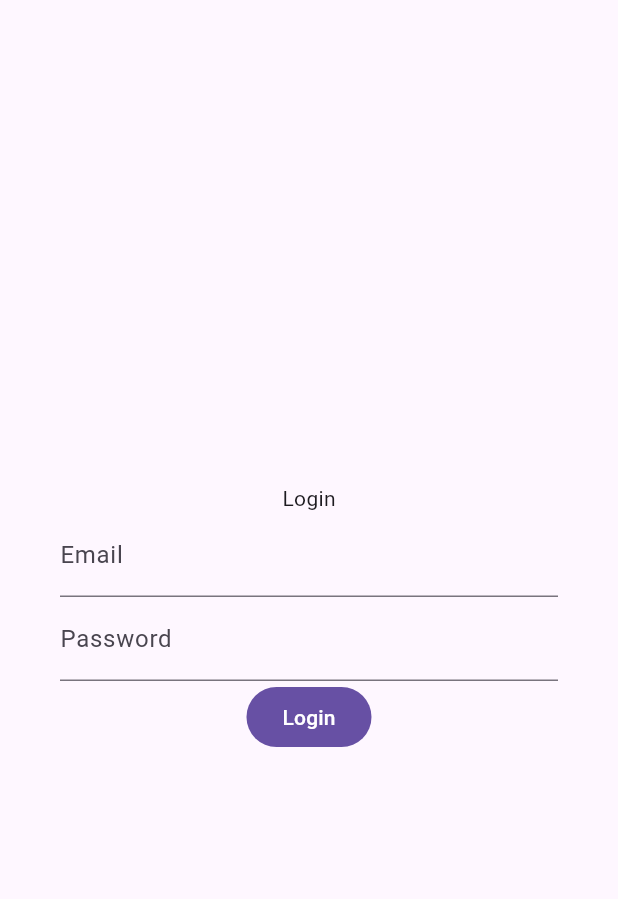
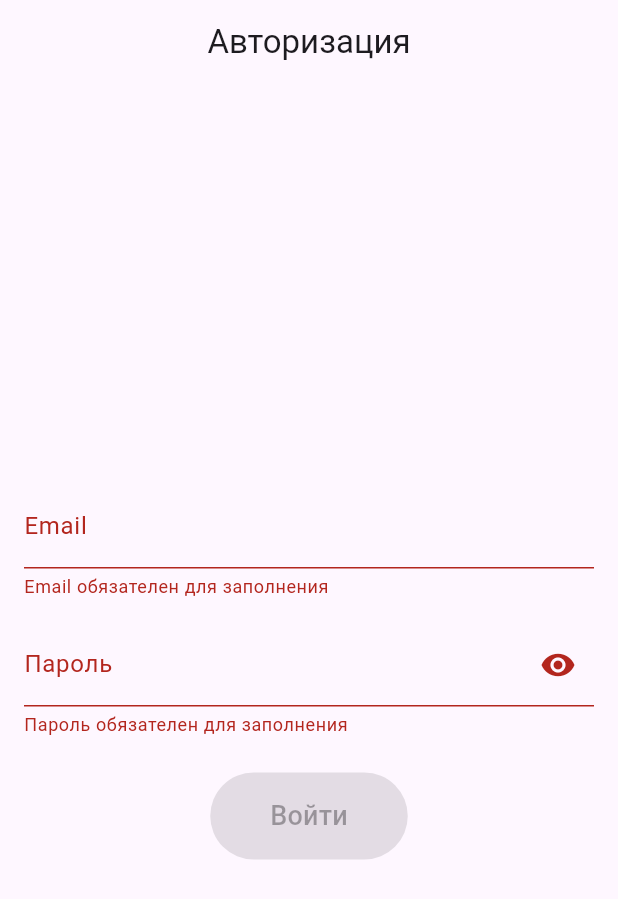
Before and after one commit to sskef-web/AchieveClubMobileAdmin, a Flutter app: the screen it shows after launch, on a phone screen of 412 x 824 dp. Shown: the top 899 px of the screen. Run offline on Flutter 3.47's test engine with Material 3 defaults, Android fonts, the phone set to English and light mode, and no system bars; our stand-ins replace email_validator, shared_preferences; missing offline and left inert: qr_code_scanner.

```diff
--- a/lib/authpage.dart
+++ /dev/null
@@ -1,84 +0,0 @@
-import 'dart:convert';
-
-import 'package:achieve_club_mobile_admin/QRViewExample.dart';
-import 'package:achieve_club_mobile_admin/validatedTextField.dart';
-import 'package:flutter/material.dart';
-import 'package:http/http.dart' as http;
-import 'package:shared_preferences/shared_preferences.dart';
-
-class AuthPage extends StatefulWidget {
-  const AuthPage({super.key});
-
-  @override
-  State<AuthPage> createState() => _AuthPageState();
-}
-
-class _AuthPageState extends State<AuthPage> {
-  String _email = "";
-  String _password = "";
-
-  Future<void> _onLogin() async {
-    var url = Uri.https('sskef.site', 'api/auth/login');
-    debugPrint(url.toString());
-    var headers = {
-    'Content-Type': 'application/json',
-    };
-    var body = jsonEncode({"email": _email, "password": _password});
-    var response =
-        await http.post(url, body: body, headers: headers);
-
-    if (response.statusCode == 200) {
-      debugPrint(response.headers['set-cookie']!);
-      await saveCookies(response.headers["set-cookie"]!);
-      Navigator.of(context).push(
-        MaterialPageRoute(
-          builder: (context) => const QRViewExample(),
-        ),
-      );
-    } else
-      {
-        throw Exception(response.body);
-      }
-  }
-
-  Future<void> saveCookies(String cookies) async {
-    SharedPreferences prefs = await SharedPreferences.getInstance();
-    await prefs.setString('cookies', cookies);
-  }
-  @override
-  Widget build(BuildContext context) {
-    return Scaffold(
-      body: Align(
-        alignment: Alignment.center,
-        child: Column(
-          mainAxisAlignment: MainAxisAlignment.center,
-          children: [
-            const Text("Login"),
-            Padding(
-              padding: const EdgeInsets.symmetric(horizontal: 40),
-              child: Column(
-                children: [
-                  ValidatedTextField(
-                    placeholder: "Email",
-                    value: _email,
-                    onChanged: (value) => setState(() {
-                      _email = value;
-                    }),
-                  ),
-                  ValidatedTextField(
-                    placeholder: "Password",
-                    value: _password,
-                    onChanged: (value) => setState(() {
-                      _password = value;
-                    }),
-                  ),
-                ],
-              ),
-            ),
-            FilledButton(onPressed: _onLogin, child: const Text("Login")),
-          ],
-        ),
-      ),
-    );
-  }
-}
--- a/lib/main.dart
+++ b/lib/main.dart
@@ -1,6 +1,8 @@
+import 'package:achieve_club_mobile_admin/pages/authpage.dart';
+import 'package:flutter/material.dart';
 
-import 'package:achieve_club_mobile_admin/authpage.dart';
-import 'package:flutter/material.dart';
+var appTitle = 'Авторизация';
+var baseURL = 'https://sskef.site/api/';
 
 void main() {
   runApp(const MyApp());
@@ -13,7 +15,9 @@ class MyApp extends StatelessWidget {
   @override
   Widget build(BuildContext context) {
     return const MaterialApp(
-      home: SafeArea(child: AuthPage(),),
+      home: SafeArea(
+        child: AuthPage(),
+      ),
     );
   }
 }
--- /dev/null
+++ b/lib/pages/authpage.dart
@@ -0,0 +1,108 @@
+import 'dart:convert';
+
+import 'package:achieve_club_mobile_admin/pages/homePage.dart';
+import 'package:achieve_club_mobile_admin/pages/loginPage.dart';
+import 'package:achieve_club_mobile_admin/main.dart';
+import 'package:flutter/material.dart';
+import 'package:http/http.dart' as http;
+import 'package:shared_preferences/shared_preferences.dart';
+
+class AuthPage extends StatefulWidget {
+  const AuthPage({super.key});
+
+  @override
+  State<AuthPage> createState() => _AuthPageState();
+}
+
+class _AuthPageState extends State<AuthPage> {
+  String _email = "";
+  String _password = "";
+  bool _isLoggedIn = false;
+
+  @override
+  void initState() {
+    super.initState();
+    _checkLoginStatus();
+  }
+
+  void _updateEmail(String value) {
+    setState(() {
+      _email = value;
+    });
+  }
+
+  void _updatePassword(String value) {
+    setState(() {
+      _password = value;
+    });
+  }
+
+  void _checkLoginStatus() async {
+    SharedPreferences prefs = await SharedPreferences.getInstance();
+    bool isLoggedIn = prefs.getBool('isLoggedIn') ?? false;
+
+    setState(() {
+      _isLoggedIn = isLoggedIn;
+    });
+  }
+
+  Future<void> _onLogin() async {
+    var url = Uri.https('sskef.site', 'api/auth/login');
+    debugPrint(url.toString());
+    var headers = {
+      'Content-Type': 'application/json',
+    };
+    var body = jsonEncode({"email": _email, "password": _password});
+    var response = await http.post(url, body: body, headers: headers);
+
+    if (response.statusCode == 200) {
+      debugPrint(response.headers['set-cookie']!);
+      await saveCookies(response.headers["set-cookie"]!);
+      Navigator.of(context).push(
+        MaterialPageRoute(
+          builder: (context) => HomePage(
+            logoutCallback: _logout,
+          ),
+        ),
+      );
+      SharedPreferences prefs = await SharedPreferences.getInstance();
+      await prefs.setBool('isLoggedIn', true);
+
+      setState(() {
+        _isLoggedIn = true;
+      });
+    } else {
+      throw Exception(response.body);
+    }
+  }
+
+  void _logout() async {
+    SharedPreferences prefs = await SharedPreferences.getInstance();
+    await prefs.setBool('isLoggedIn', false);
+
+    setState(() {
+      _isLoggedIn = false;
+      appTitle = 'Авторизация';
+    });
+  }
+
+  Future<void> saveCookies(String cookies) async {
+    SharedPreferences prefs = await SharedPreferences.getInstance();
+    await prefs.setString('cookies', cookies);
+  }
+
+  @override
+  Widget build(BuildContext context) {
+    if (_isLoggedIn) {
+      return HomePage(logoutCallback: _logout);
+    } else {
+      return LoginPage(
+        loginCallback: _onLogin,
+        updateEmail: _updateEmail,
+        updatePassword: _updatePassword,
+        email: _email,
+        password: _password,
+      );
+    }
+  }
+}
--- /dev/null
+++ b/lib/pages/loginPage.dart
@@ -0,0 +1,168 @@
+import 'package:achieve_club_mobile_admin/main.dart';
+import 'package:email_validator/email_validator.dart';
+import 'package:flutter/material.dart';
+
+class LoginPage extends StatefulWidget {
+  final Function() loginCallback;
+  final Function(String) updateEmail;
+  final Function(String) updatePassword;
+  String password;
+  String email;
+
+  LoginPage({
+    super.key,
+    required this.loginCallback,
+    required this.updateEmail,
+    required this.updatePassword,
+    required this.password,
+    required this.email,
+  });
+
+  @override
+  _LoginPageState createState() => _LoginPageState();
+}
+
+class _LoginPageState extends State<LoginPage> {
+  bool isPasswordHidden = true;
+  IconData passIcon = Icons.visibility;
+  final _formKey = GlobalKey<FormState>();
+  bool isButtonEnabled = false;
+
+  void updatePasswordVisibility() {
+    setState(() {
+      isPasswordHidden = !isPasswordHidden;
+      switch (passIcon) {
+        case Icons.visibility_off:
+          passIcon = Icons.visibility;
+          break;
+        case Icons.visibility:
+          passIcon = Icons.visibility_off;
+          break;
+      }
+    });
+  }
+
+  bool _isPasswordValid(String password) {
+    final RegExp passwordRegex = RegExp(r'^(?=.*[A-Za-z])(?=.*\d).{6,}$');
+    return passwordRegex.hasMatch(password);
+  }
+
+  @override
+  Widget build(BuildContext context) {
+    return Scaffold(
+      appBar: AppBar(
+        title: Text(appTitle),
+        centerTitle: true,
+      ),
+      body: Padding(
+        padding: const EdgeInsets.all(16.0),
+        child: Column(
+          mainAxisAlignment: MainAxisAlignment.center,
+          children: [
+            const SizedBox(height: 16.0),
+            Form(
+              key: _formKey,
+              autovalidateMode: AutovalidateMode.always,
+              onChanged: () {
+                setState(() {
+                  isButtonEnabled = _formKey.currentState?.validate() ?? false;
+                });
+              },
+              child: Column(
+                children: [
+                  TextFormField(
+                    controller: TextEditingController.fromValue(
+                      TextEditingValue(
+                        text: widget.email,
+                        selection: TextSelection.collapsed(
+                            offset: widget.email.length),
+                      ),
+                    ),
+                    decoration: InputDecoration(
+                      labelText: 'Email',
+                      errorText: widget.email.isNotEmpty &&
+                              !EmailValidator.validate(widget.email)
+                          ? 'Некорректный адрес электронной почты'
+                          : null,
+                    ),
+                    keyboardType: TextInputType.emailAddress,
+                    textAlign: TextAlign.left,
+                    textDirection: TextDirection.ltr,
+                    onChanged: (value) {
+                      widget.updateEmail(value);
+                    },
+                    validator: (value) {
+                      if (value?.isEmpty ?? true) {
+                        return 'Email обязателен для заполнения';
+                      }
+                      if (!EmailValidator.validate(value!)) {
+                        return 'Почта должна быть валидной';
+                      }
+                      return null;
+                    },
+                  ),
+                  const SizedBox(height: 16.0),
+                  TextFormField(
+                    //controller: _passwordController,
+                    controller: TextEditingController.fromValue(
+                      TextEditingValue(
+                        text: widget.password,
+                        selection: TextSelection.collapsed(
+                            offset: widget.password.length),
+                      ),
+                    ),
+                    decoration: InputDecoration(
+                      labelText: 'Пароль',
+                      suffixIcon: IconButton(
+                        icon: Icon(passIcon),
+                        onPressed: () {
+                          updatePasswordVisibility();
+                        },
+                      ),
+                      errorText: widget.password.isNotEmpty &&
+                              (widget.password.length < 6 ||
+                                  !_isPasswordValid(widget.password))
+                          ? 'Пароль должен содержать не менее 6 символов и \nкак минимум 1 букву или 1 цифру'
+                          : null,
+                    ),
+                    obscureText: isPasswordHidden,
+                    keyboardType: TextInputType.text,
+                    textAlign: TextAlign.left,
+                    textDirection: TextDirection.ltr,
+                    onChanged: (value) {
+                      widget.updatePassword(value);
+                    },
+                    validator: (value) {
+                      if (value?.isEmpty ?? true) {
+                        return 'Пароль обязателен для заполнения';
+                      }
+                      if (value!.length < 6 || !_isPasswordValid(value)) {
+                        return 'Пароль должен содержать не менее 6 символов и \nкак минимум 1 букву или 1 цифру';
+                      }
+                      return null;
+                    },
+                  ),
+                ],
+              ),
+            ),
+            const SizedBox(height: 24.0),
+            ElevatedButton(
+              onPressed: (_formKey.currentState?.validate() ?? false)
+                  ? () {
+                      widget.loginCallback();
+                    }
+                  : null,
+              child: const Padding(
+                padding: EdgeInsets.all(16.0),
+                child: Text(
+                  'Войти',
+                  style: TextStyle(fontSize: 18),
+                ),
+              ),
+            ),
+          ],
+        ),
+      ),
+    );
+  }
+}
--- a/lib/validatedTextField.dart
+++ /dev/null
@@ -1,36 +0,0 @@
-import 'package:flutter/material.dart';
-
-class ValidatedTextField extends StatelessWidget {
-  final ValueChanged<String> onChanged;
-  final String placeholder;
-  final String value;
-  const ValidatedTextField({required this.placeholder, required this.value, required this.onChanged, super.key});
-
-  @override
-  Widget build(BuildContext context) {
-    return TextFormField(
-      controller: TextEditingController.fromValue(
-        TextEditingValue(
-          text: value,
-          selection: TextSelection.collapsed(
-              offset: value.length),
-        ),
-      ),
-      decoration: InputDecoration(
-        labelText: placeholder,
-      ),
-      keyboardType: TextInputType.text,
-      textAlign: TextAlign.left,
-      textDirection: TextDirection.ltr,
-      onChanged: (value) {
-        onChanged(value);
-      },
-      validator: (value) {
-        if (value?.isEmpty ?? true) {
-          return 'Ввод email обязателен';
-        }
-        return null;
-      },
-    );
-  }
-}
--- a/pubspec.yaml
+++ b/pubspec.yaml
@@ -33,6 +33,7 @@ dependencies:
   http: ^1.2.1
   qr_code_scanner: ^1.0.1
   shared_preferences: ^2.2.3
+  email_validator: ^2.0.1
 
 
   # The following adds the Cupertino Icons font to your application.
```
Also changed, not shown: lib/data/user.dart (added, +33 -0 lines), lib/items/userItem.dart (added, +93 -0 lines), lib/pages/QRViewExample.dart (renamed from lib/QRViewExample.dart, +6 -4 lines), lib/pages/homePage.dart (added, +73 -0 lines), lib/pages/usersPage.dart (added, +91 -0 lines), pubspec.lock, 1 other file.
